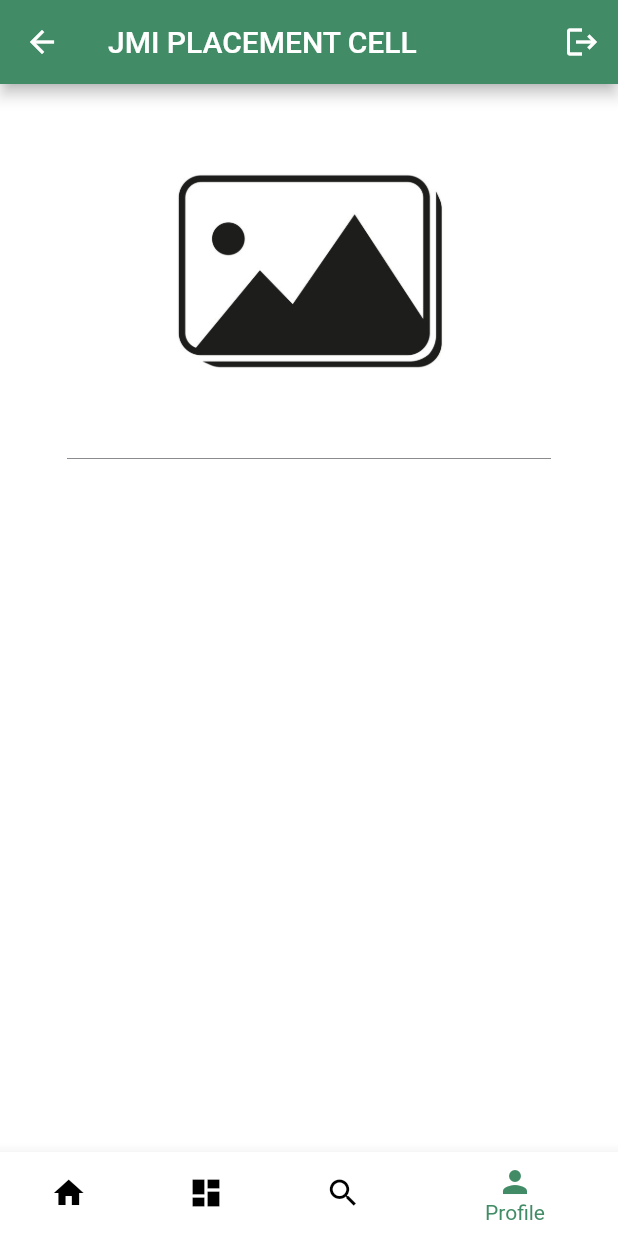
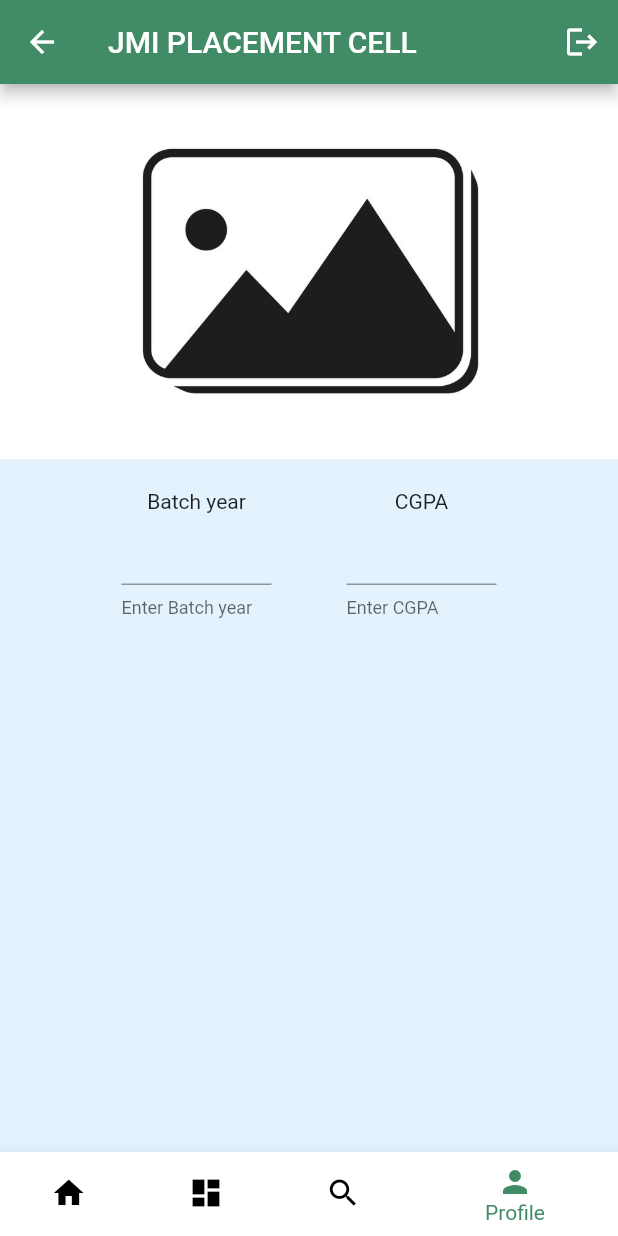
Before and after one commit to gaurav1903/PlacementCell, a Flutter app: the screen it shows once a user with an empty profile is signed in, item 4 of the bottom bar chosen, on a phone screen of 412 x 824 dp. Run offline on Flutter 3.47's test engine with Material 2 defaults, Android fonts, the phone set to English and light mode, and no system bars; our stand-ins replace cloud_firestore, firebase_auth, firebase_core, firebase_storage, image_picker; missing offline and left inert: dart:ffi; accounts and stored records are empty.

Commit message:
correcting profile pafe

```diff
--- a/lib/screens/ProfilePage.dart
+++ b/lib/screens/ProfilePage.dart
@@ -1,4 +1,5 @@
 import 'package:flutter/material.dart';
+import 'dart:developer';
 import 'dart:io';
 import 'package:image_picker/image_picker.dart';
 
@@ -12,9 +13,11 @@ class ProfilePage extends StatefulWidget {
 
 class _ProfilePageState extends State<ProfilePage> {
   var PickedImage;
+  final k = GlobalKey<FormState>();
   @override
   Widget build(BuildContext context) {
     return Container(
+        color: Colors.blue.shade50,
         child: Column(
           children: [
             Container(
@@ -22,9 +25,8 @@ class _ProfilePageState extends State<ProfilePage> {
               width: MediaQuery.of(context).size.width,
               child: GestureDetector(
                 child: PickedImage == null
-                ? Image.asset(
-                    'assets/selectImage.jpg',
-                  )
+                    ? Image.asset('assets/selectImage.jpg',
+                        fit: BoxFit.fitWidth)
                     : Image.file(File((PickedImage as XFile).path),
                         width: MediaQuery.of(context).size.width,
                         fit: BoxFit.fitWidth),
@@ -38,8 +40,49 @@ class _ProfilePageState extends State<ProfilePage> {
                   });
                 },
               ),
+            ),
+            SizedBox(height: 20),
+            Form(
+              key: k,
+              child: Column(children: [
+                Row(
+                  mainAxisSize: MainAxisSize.min,
+                  mainAxisAlignment: MainAxisAlignment.spaceEvenly,
+                  children: [
+                    Field("Batch year", TextInputType.number),
+                    SizedBox(width: 50),
+                    Field(
+                        "CGPA", TextInputType.numberWithOptions(decimal: true))
+                  ],
                 )
+              ]),
+            ),
           ],
         ));
   }
 }
+
+class Field extends StatelessWidget {
+  String s;
+  TextInputType t;
+  Field(this.s, this.t);
+
+  @override
+  Widget build(BuildContext context) {
+    // log(MediaQuery.of(context).size.width.toString());
+
+    return Container(
+      width: 100,
+      child: Column(
+        mainAxisAlignment: MainAxisAlignment.spaceEvenly,
+        children: [
+          Text(s),
+          TextFormField(
+            keyboardType: t,
+            decoration: InputDecoration(helperText: "Enter " + s),
+          )
+        ],
+      ),
+    );
+  }
+}
```
Lines whose indentation alone changed are shown as unchanged.
